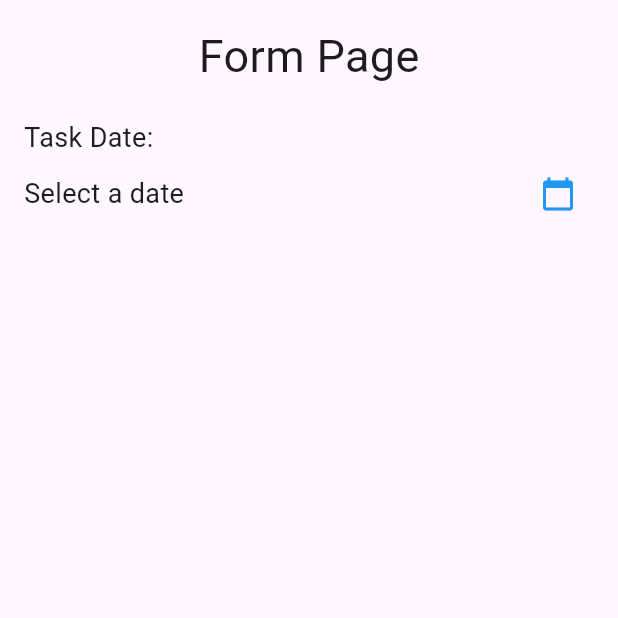
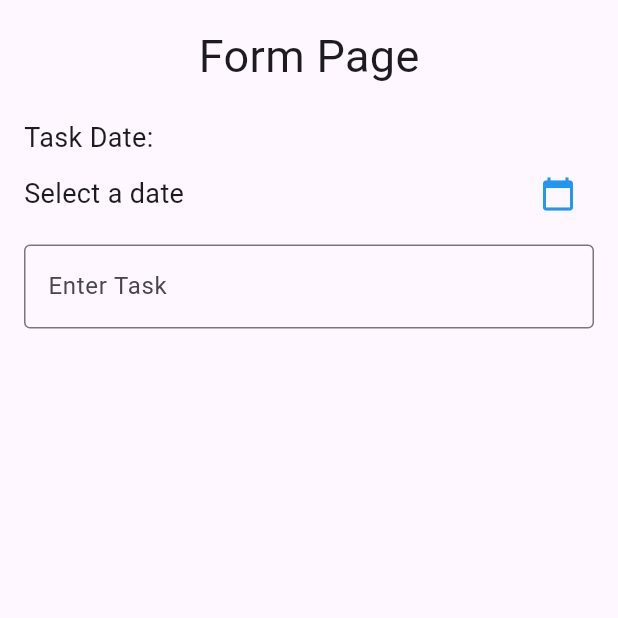
Before and after one commit to emzhran/TodoApp_0118, a Flutter app: the screen it shows after launch, on a phone screen of 412 x 824 dp, the top half of it. Run offline on Flutter 3.47's test engine with Material 3 defaults, Android fonts, the phone set to English and light mode, and no system bars.

Commit message:
menambahkan form dengan textformfield untuk input tugas

```diff
--- a/lib/form_page.dart
+++ b/lib/form_page.dart
@@ -155,6 +155,28 @@ class _FormPageState extends State<FormPage> {
                     ),
                   ),
                 ],
+              ),
+              const SizedBox(height: 10),
+              Form(
+                key: _key,
+                child: Row(
+                  children: [
+                    Expanded(
+                      child: TextFormField(
+                        controller: _taskController,
+                        decoration: const InputDecoration(
+                          labelText: 'Enter Task',
+                          hintText: 'Enter Your Task',
+                          border: OutlineInputBorder(),
+                          focusedBorder: OutlineInputBorder(
+                            borderSide:
+                            BorderSide(color: Colors.blue, width:2.0)
+                          ),
+                        ),
+                      ),
+                    ),
+                  ],
+                )
               )
             ],
           ),
```
